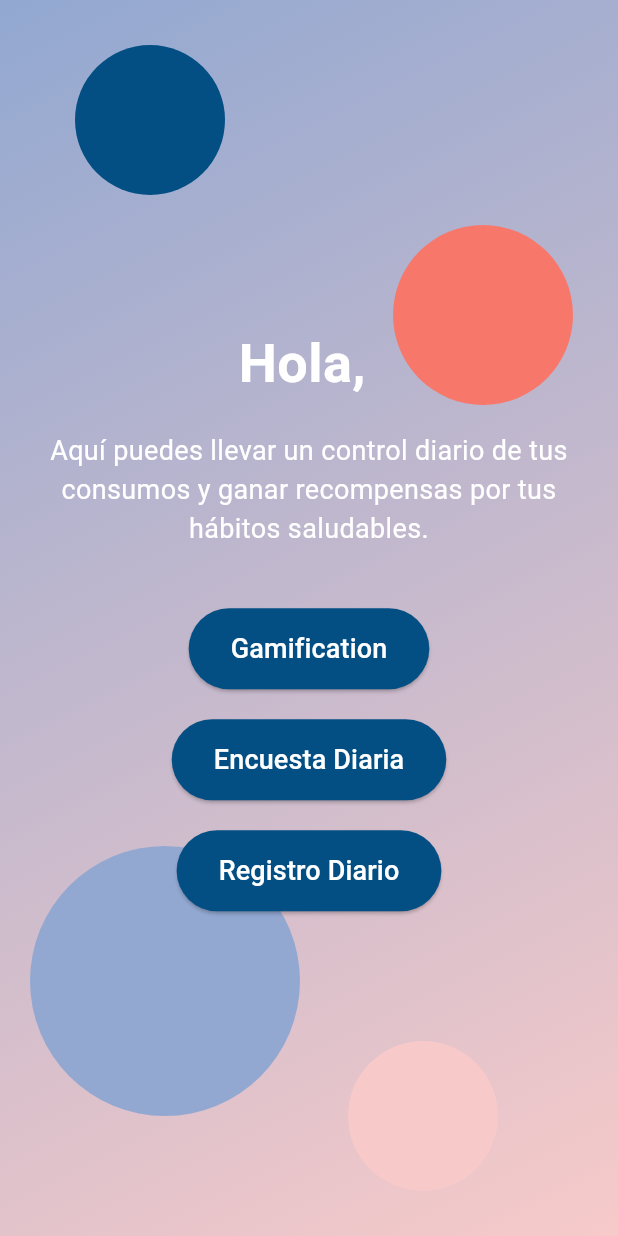
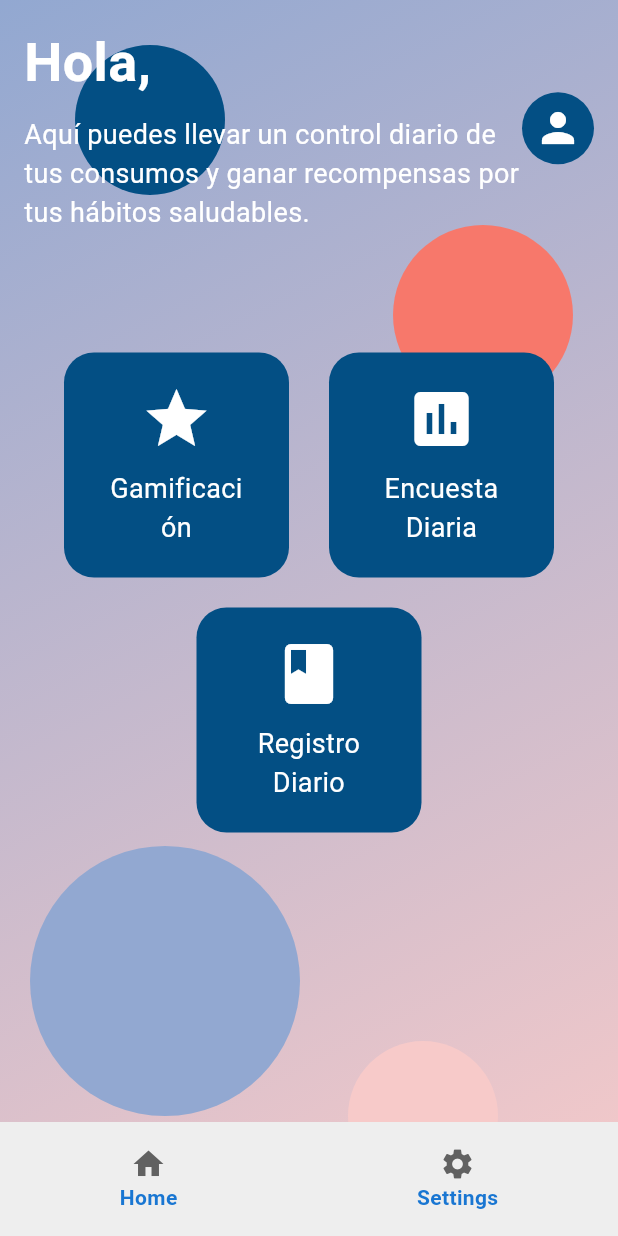
Before and after one commit to sdhavar/Proyecto1-PM, a Flutter app: the screen it shows after launch, after a tap on the "check" icon, on a phone screen of 412 x 824 dp. Run offline on Flutter 3.47's test engine with Material 3 defaults, Android fonts, the phone set to English and light mode, and no system bars.

Commit message:
Actualizado el diseño de la main page

```diff
--- a/lib/main_page.dart
+++ b/lib/main_page.dart
@@ -59,34 +59,63 @@ class MainPage extends StatelessWidget {
             ),
           ),
           // Contenido principal
-          Padding(
+          SingleChildScrollView(
+            child: Padding(
               padding: const EdgeInsets.all(16.0),
-            child: Center(
               child: Column(
-                mainAxisAlignment: MainAxisAlignment.center,
                 children: [
-                  // Título con el nombre del usuario
+                  // Encabezado
+                  Row(
+                    mainAxisAlignment: MainAxisAlignment.spaceBetween,
+                    children: [
+                      Flexible(
+                        child: Column(
+                          crossAxisAlignment: CrossAxisAlignment.start,
+                          children: [
                             Text(
                               'Hola, $username',
                               style: TextStyle(
                                 fontSize: 36,
                                 fontWeight: FontWeight.bold,
                                 color: Colors.white,
-                      fontFamily: 'Roboto', // Cambié la tipografía
+                                fontFamily: 'Roboto',
                               ),
                             ),
-                  SizedBox(height: 20),
-                  // Párrafo explicativo
+                            SizedBox(height: 10),
                             Text(
                               'Aquí puedes llevar un control diario de tus consumos y ganar recompensas por tus hábitos saludables.',
-                    textAlign: TextAlign.center,
+                              textAlign: TextAlign.left,
                               style: TextStyle(fontSize: 18, color: Colors.white),
                             ),
-                  SizedBox(height: 40),
-                  // Botón para ir a la página de gamificación
-                  CustomButton(
-                    text: 'Gamification',
-                    onPressed: () {
+                          ],
+                        ),
+                      ),
+                      Container(
+                        padding: EdgeInsets.all(8),
+                        decoration: BoxDecoration(
+                          color: Color(0xFF034f84),
+                          shape: BoxShape.circle,
+                        ),
+                        child: Icon(
+                          Icons.person,
+                          color: Colors.white,
+                          size: 32,
+                        ),
+                      ),
+                    ],
+                  ),
+                  SizedBox(height: 80), // Aumentar el espacio para bajar los contenedores
+                  // Contenedores centrados
+                  Center(
+                    child: Column(
+                      children: [
+                        Row(
+                          mainAxisAlignment: MainAxisAlignment.spaceEvenly,
+                          children: [
+                            CustomContainer(
+                              text: 'Gamificación',
+                              icon: Icons.star,
+                              onTap: () {
                                 Navigator.push(
                                   context,
                                   MaterialPageRoute(
@@ -94,28 +123,73 @@ class MainPage extends StatelessWidget {
                                 );
                               },
                             ),
-                  SizedBox(height: 20),
-                  // Botón para ir a la encuesta diaria de consumo
-                  CustomButton(
+                            CustomContainer(
                               text: 'Encuesta Diaria',
-                    onPressed: () {
+                              icon: Icons.poll,
+                              onTap: () {
                                 Navigator.push(
                                   context,
-                        MaterialPageRoute(builder: (context) => SurveyPage()),
+                                  MaterialPageRoute(
+                                      builder: (context) => SurveyPage()),
                                 );
                               },
                             ),
+                          ],
+                        ),
                         SizedBox(height: 20),
-                  // Botón para el registro de datos de consumo diario
-                  CustomButton(
+                        CustomContainer(
                           text: 'Registro Diario',
-                    onPressed: () {
+                          icon: Icons.book,
+                          onTap: () {
                             Navigator.push(
                               context,
                               MaterialPageRoute(
                                   builder: (context) => DailyIntakePage()),
                             );
                           },
+                        ),
+                      ],
+                    ),
+                  ),
+                  SizedBox(height: 20),
+                ],
+              ),
+            ),
+          ),
+          // Barra inferior
+          Positioned(
+            bottom: 0,
+            left: 0,
+            right: 0,
+            child: Container(
+              color: Colors.grey[200],
+              padding: EdgeInsets.symmetric(vertical: 16),
+              child: Row(
+                mainAxisAlignment: MainAxisAlignment.spaceAround,
+                children: [
+                  Column(
+                    children: [
+                      Icon(Icons.home, color: Colors.grey[700]),
+                      Text(
+                        'Home',
+                        style: TextStyle(
+                          color: Colors.blue[700],
+                          fontWeight: FontWeight.bold,
+                        ),
+                      ),
+                    ],
+                  ),
+                  Column(
+                    children: [
+                      Icon(Icons.settings, color: Colors.grey[700]),
+                      Text(
+                        'Settings',
+                        style: TextStyle(
+                          color: Colors.blue[700],
+                          fontWeight: FontWeight.bold,
+                        ),
+                      ),
+                    ],
                   ),
                 ],
               ),
@@ -127,31 +201,47 @@ class MainPage extends StatelessWidget {
   }
 }
 
-class CustomButton extends StatelessWidget {
+// Widget personalizado para los contenedores
+class CustomContainer extends StatelessWidget {
   final String text;
-  final VoidCallback onPressed;
+  final IconData icon;
+  final VoidCallback onTap;
 
-  CustomButton({required this.text, required this.onPressed});
+  CustomContainer({required this.text, required this.icon, required this.onTap});
 
   @override
   Widget build(BuildContext context) {
-    return ElevatedButton(
-      onPressed: onPressed,
-      style: ElevatedButton.styleFrom(
-        backgroundColor: Color(0xFF034f84), // Color de fondo renovado
-        shape: RoundedRectangleBorder(
-          borderRadius: BorderRadius.circular(30), // Bordes más redondeados
+    return GestureDetector(
+      onTap: onTap,
+      child: Container(
+        width: 150, // Ancho fijo para todos los contenedores
+        height: 150, // Alto fijo para todos los contenedores
+        padding: EdgeInsets.symmetric(horizontal: 28, vertical: 14),
+        decoration: BoxDecoration(
+          color: Color(0xFF034f84), // Color del contenedor
+          borderRadius: BorderRadius.circular(20), // Bordes redondeados
         ),
-        padding: EdgeInsets.symmetric(horizontal: 28, vertical: 14), // Aumenté el padding
+        child: Column(
+          mainAxisAlignment: MainAxisAlignment.center,
+          children: [
+            Icon(icon, color: Colors.white, size: 48),
+            SizedBox(height: 10),
+            Text(
+              text,
+              style: TextStyle(
+                color: Colors.white,
+                fontSize: 18, // Cambié el tamaño de la fuente
               ),
-      child: Text(
-        text,
-        style: TextStyle(color: Colors.white, fontSize: 18), // Cambié tamaño de fuente
+              textAlign: TextAlign.center,
+            ),
+          ],
+        ),
       ),
     );
   }
 }
 
+// Círculos decorativos (ya estaban en el código)
 class Circle extends StatelessWidget {
   final double diameter;
   final Color color;
```
Lines whose indentation alone changed are shown as unchanged.
